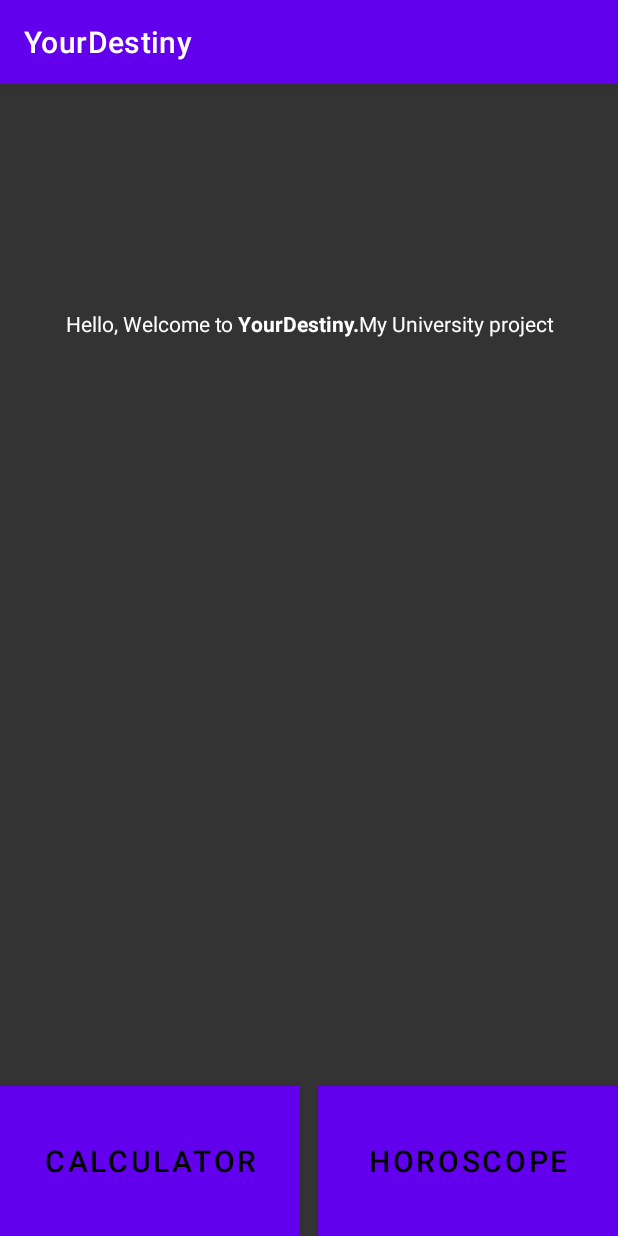
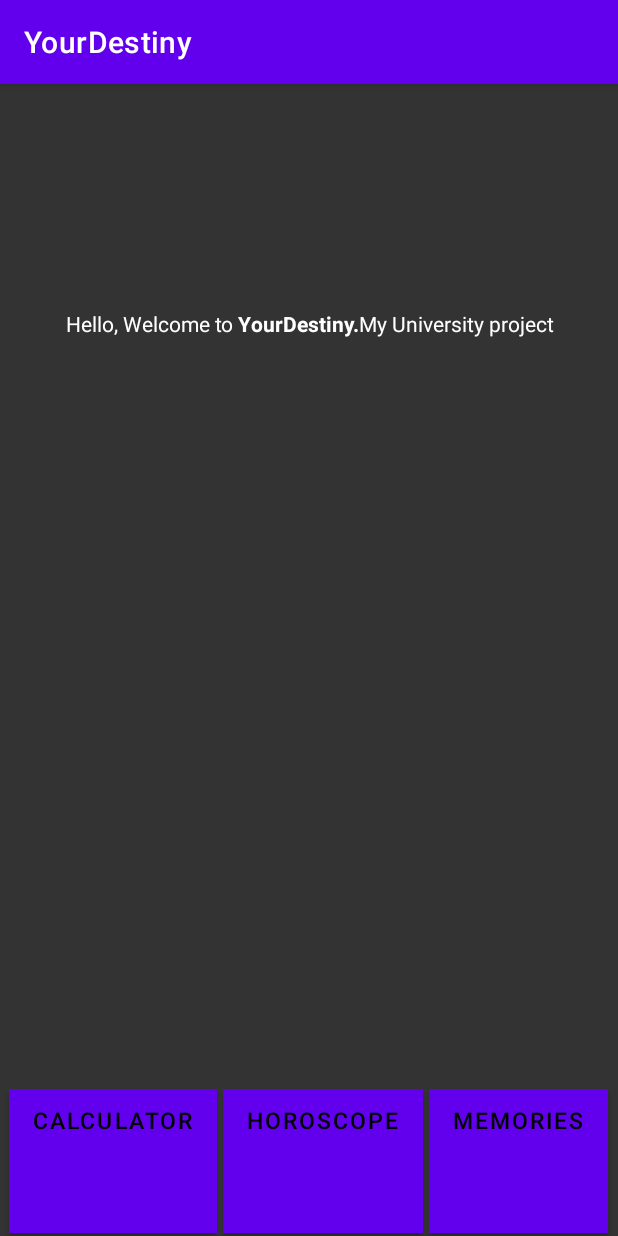
Before and after one commit to DefoNotGus/YourDestiny, an Android app: the screen it shows after launch (MainActivity), on a phone screen of 412 x 824 dp. Run offline under Robolectric (Android 15) with nearby library versions, the phone set to English and light mode, and no system bars.

Commit message:
main fragment updated

```diff
--- a/app/src/main/java/com/example/yourdestiny/CalculatorFragment.java
+++ b/app/src/main/java/com/example/yourdestiny/CalculatorFragment.java
@@ -8,52 +8,15 @@ import android.view.LayoutInflater;
 import android.view.View;
 import android.view.ViewGroup;
 
-/**
- * A simple {@link Fragment} subclass.
- * Use the {@link CalculatorFragment#newInstance} factory method to
- * create an instance of this fragment.
- */
+
 public class CalculatorFragment extends Fragment {
 
-    // TODO: Rename parameter arguments, choose names that match
-    // the fragment initialization parameters, e.g. ARG_ITEM_NUMBER
-    private static final String ARG_PARAM1 = "param1";
-    private static final String ARG_PARAM2 = "param2";
-
-    // TODO: Rename and change types of parameters
-    private String mParam1;
-    private String mParam2;
 
     public CalculatorFragment() {
         // Required empty public constructor
     }
 
-    /**
-     * Use this factory method to create a new instance of
-     * this fragment using the provided parameters.
-     *
-     * @param param1 Parameter 1.
-     * @param param2 Parameter 2.
-     * @return A new instance of fragment CalculatorFragment.
-     */
-    // TODO: Rename and change types and number of parameters
-    public static CalculatorFragment newInstance(String param1, String param2) {
-        CalculatorFragment fragment = new CalculatorFragment();
-        Bundle args = new Bundle();
-        args.putString(ARG_PARAM1, param1);
-        args.putString(ARG_PARAM2, param2);
-        fragment.setArguments(args);
-        return fragment;
-    }
 
-    @Override
-    public void onCreate(Bundle savedInstanceState) {
-        super.onCreate(savedInstanceState);
-        if (getArguments() != null) {
-            mParam1 = getArguments().getString(ARG_PARAM1);
-            mParam2 = getArguments().getString(ARG_PARAM2);
-        }
-    }
 
     @Override
     public View onCreateView(LayoutInflater inflater, ViewGroup container,
--- a/app/src/main/res/layout/fragment_main.xml
+++ b/app/src/main/res/layout/fragment_main.xml
@@ -7,29 +7,49 @@
     android:background="#333"
     tools:context=".MainActivity">
 
+    <LinearLayout xmlns:android="http://schemas.android.com/apk/res/android"
+
+        android:id="@+id/linearlayoutMainPage"
+        android:layout_width="match_parent"
+        android:layout_height="100dp"
+        android:orientation="horizontal"
+        android:gravity="center"
+        app:layout_constraintBottom_toBottomOf="parent">
+
         <Button
             android:id="@+id/calculatorBtn"
-        android:layout_width="200dp"
-        android:layout_height="100dp"
+            android:layout_width="wrap_content"
+            android:layout_height="match_parent"
+            android:background="@color/purple_200"
             android:text="@string/Calculator"
-        android:textSize="20sp"
-        android:background="@color/purple_200"
             android:textColor="#000"
-        app:layout_constraintLeft_toLeftOf="parent"
-        app:layout_constraintBottom_toBottomOf="parent"
-        android:layout_marginTop="250sp" />
+            android:gravity="top"
+            android:layout_margin="2dp"
+            android:textSize="15sp" />
 
         <Button
             android:id="@+id/horoscopeBtn"
-        android:layout_width="200dp"
-        android:layout_height="100dp"
-        android:textSize="20sp"
+            android:layout_width="wrap_content"
+            android:layout_height="match_parent"
             android:background="@color/purple_200"
+            android:text="@string/Horoscope"
             android:textColor="#000"
-        android:text="@string/Horoscope"
-        app:layout_constraintBottom_toBottomOf="parent"
-        android:layout_marginTop="10dp"
-        app:layout_constraintRight_toRightOf="parent"/>
+            android:gravity="top"
+            android:layout_margin="2dp"
+            android:textSize="15sp" />
+
+        <Button
+            android:id="@+id/HomeBtn"
+            android:layout_width="wrap_content"
+            android:layout_height="match_parent"
+            android:background="@color/purple_200"
+            android:text="@string/Home"
+            android:textColor="#000"
+            android:gravity="top"
+            android:layout_margin="2dp"
+            android:textSize="15sp" />
+
+    </LinearLayout>
 
     <TextView
         android:id="@+id/welcomeMsg"
--- a/app/src/main/res/values/strings.xml
+++ b/app/src/main/res/values/strings.xml
@@ -8,4 +8,6 @@
     <string name="calculate">Calculate</string>
     <string name="calculatedResult">Here you can find out your zodiac sign</string>
     <string name="welcomeMessage">Hello, Welcome to <b>YourDestiny.</b>My University project</string>
+    <string name="hello_blank_fragment">Hello blank fragment</string>
+    <string name="Home">Memories</string>
 </resources>
```
Lines whose indentation alone changed are shown as unchanged.
